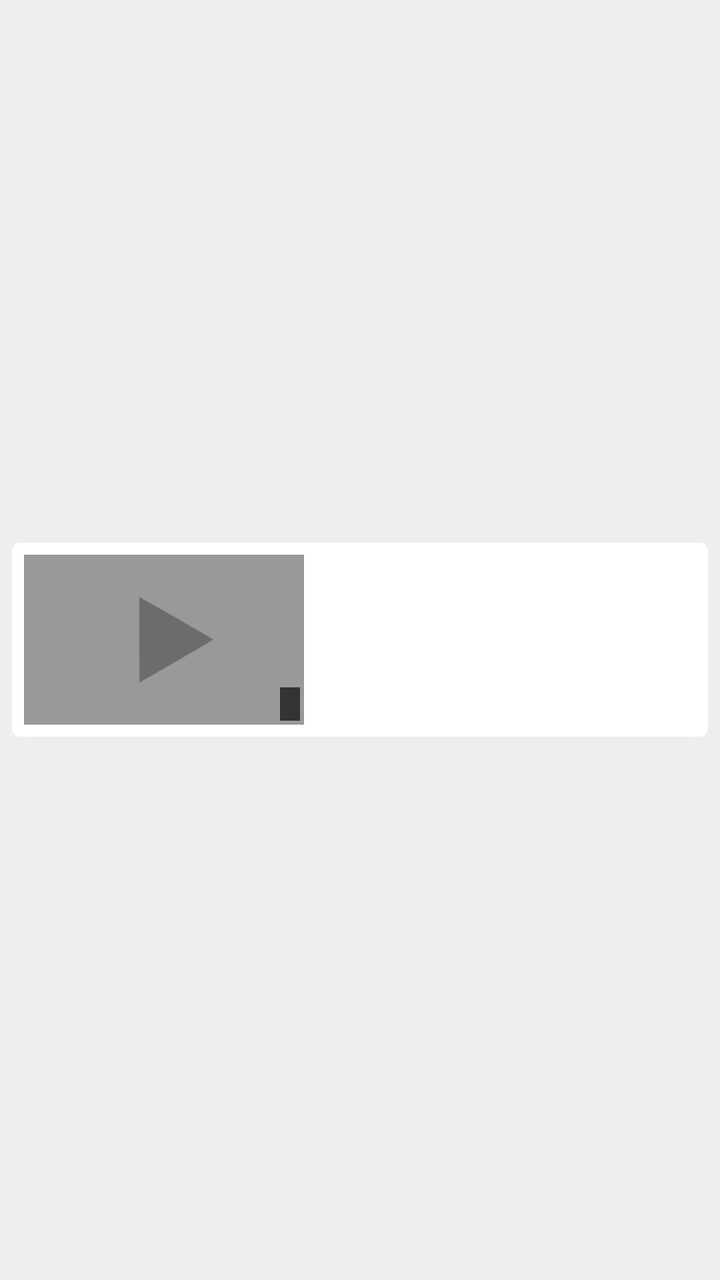
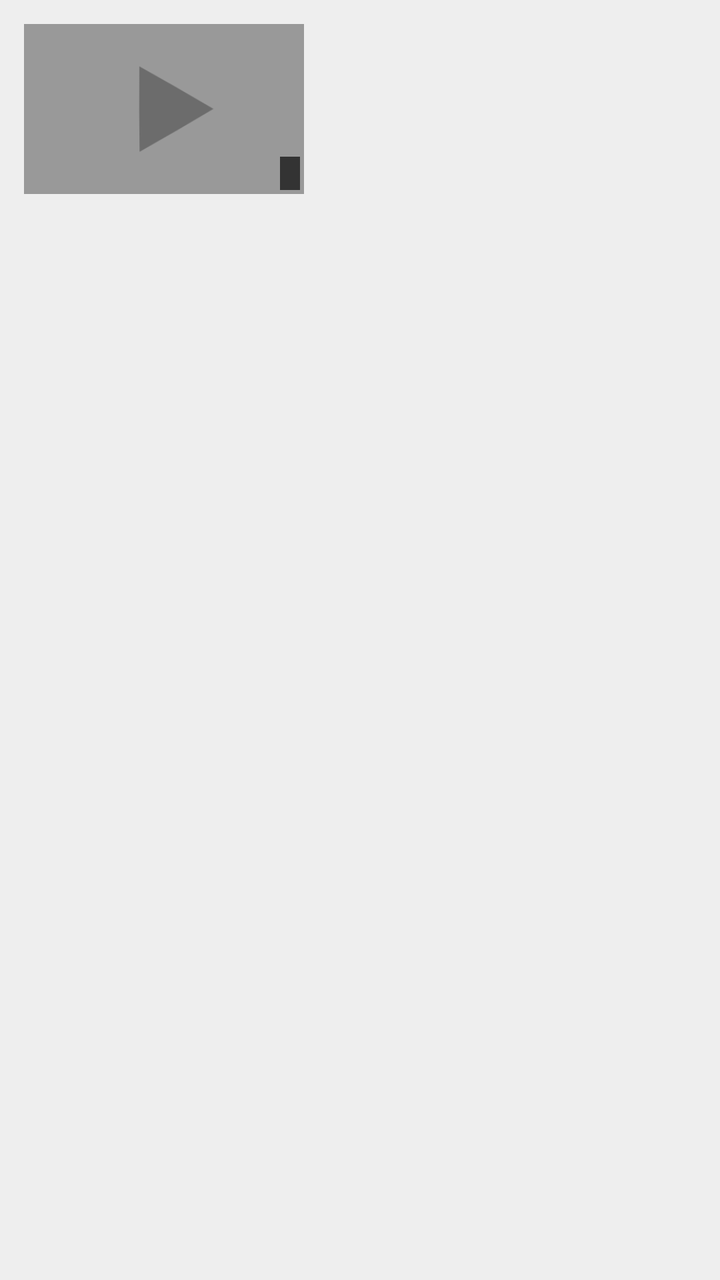

Compare the two renders of this Android layout. The source of the first and the diff that turns it into the second are given below.
<!-- AndroidManifest.xml: application theme AppTheme -->
<!-- res/layout/video_item.xml -->
<?xml version="1.0" encoding="utf-8"?>
<LinearLayout xmlns:android="http://schemas.android.com/apk/res/android"
    xmlns:tools="http://schemas.android.com/tools"
    xmlns:card_view="http://schemas.android.com/apk/res-auto"
    android:layout_width="match_parent"
    android:layout_height="wrap_content" >

    <android.support.v7.widget.CardView
        xmlns:card_view="http://schemas.android.com/apk/res-auto"
        android:id="@+id/card_view"
        android:layout_gravity="center"
        android:orientation="vertical"
        android:layout_width="match_parent"
        android:layout_height="wrap_content"
        card_view:cardCornerRadius="@dimen/video_item_search_card_radius"
        android:layout_marginTop="@dimen/video_item_search_card_vertical_margin"
        android:layout_marginBottom="@dimen/video_item_search_card_vertical_margin"
        android:layout_marginLeft="@dimen/video_item_search_card_horizontal_margin"
        android:layout_marginRight="@dimen/video_item_search_card_horizontal_margin" >

        <RelativeLayout
            xmlns:android="http://schemas.android.com/apk/res/android"
            android:orientation="vertical"
            android:layout_width="match_parent"
            android:layout_height="wrap_content"
            android:padding="@dimen/video_item_search_card_padding">

            <RelativeLayout android:id="@+id/itemThumbnailViewContainer"
                android:layout_marginRight="@dimen/video_item_search_image_right_margin"
                android:layout_width="wrap_content"
                android:layout_height="wrap_content"
                tools:ignore="RtlHardcoded">

                <ImageView android:id="@+id/itemThumbnailView"
                    android:contentDescription="@string/list_thumbnail_view_description"
                    android:layout_width="@dimen/video_item_search_thumbnail_image_width"
                    android:layout_height="@dimen/video_item_search_thumbnail_image_height"
                    android:scaleType="centerCrop"
                    android:layout_alignParentLeft="true"
                    android:layout_alignParentStart="true"
                    android:layout_alignParentTop="true"
                    android:src="@drawable/dummy_thumbnail"/>

                <TextView android:id="@+id/itemDurationView"
                    android:layout_width="wrap_content"
                    android:layout_height="wrap_content"
                    android:layout_alignBottom="@id/itemThumbnailView"
                    android:layout_alignRight="@id/itemThumbnailView"
                    android:layout_alignEnd="@id/itemThumbnailView"
                    android:layout_marginRight="@dimen/video_item_search_duration_margin"
                    android:layout_marginEnd="@dimen/video_item_search_duration_margin"
                    android:layout_marginBottom="@dimen/video_item_search_duration_margin"
                    android:paddingTop="@dimen/video_item_search_duration_vertical_padding"
                    android:paddingBottom="@dimen/video_item_search_duration_vertical_padding"
                    android:paddingRight="@dimen/video_item_search_duration_horizontal_padding"
                    android:paddingLeft="@dimen/video_item_search_duration_horizontal_padding"
                    android:textAppearance="?android:attr/textAppearanceSmall"
                    android:textSize="@dimen/video_item_search_duration_text_size"
                    android:background="@color/duration_dackground_color"
                    android:textColor="@color/duration_text_color"/>

            </RelativeLayout>

            <LinearLayout
                android:orientation="vertical"
                android:layout_width="fill_parent"
                android:layout_height="@dimen/video_item_search_thumbnail_image_height"
                android:layout_toRightOf="@id/itemThumbnailViewContainer"
                tools:ignore="RtlHardcoded">

                <TextView android:id="@+id/itemVideoTitleView"
                    android:layout_weight="1"
                    android:layout_width="fill_parent"
                    android:layout_height="0dp"
                    android:textAppearance="?android:attr/textAppearanceLarge"
                    android:textSize="@dimen/video_item_search_title_text_size"/>

                <TextView android:id="@+id/itemUploaderView"
                    android:layout_width="match_parent"
                    android:layout_height="wrap_content"
                    android:singleLine="true"
                    android:textAppearance="?android:attr/textAppearanceSmall"
                    android:textSize="@dimen/video_item_search_uploader_text_size"/>

                <TextView android:id="@+id/itemUploadDateView"
                    android:layout_width="match_parent"
                    android:layout_height="wrap_content"
                    android:singleLine="true"
                    android:textAppearance="?android:attr/textAppearanceSmall"
                    android:textSize="@dimen/video_item_search_upload_date_text_size"/>

            </LinearLayout>

        </RelativeLayout>
    </android.support.v7.widget.CardView>
</LinearLayout>
<!-- resources referenced by this layout -->
<resources>
  <color name="duration_dackground_color">#AA000000</color>
  <color name="duration_text_color">#EEFFFFFF</color>
  <dimen name="video_item_search_card_horizontal_margin">6dp</dimen>
  <dimen name="video_item_search_card_padding">6dp</dimen>
  <dimen name="video_item_search_card_radius">4dp</dimen>
  <dimen name="video_item_search_card_vertical_margin">3dp</dimen>
  <dimen name="video_item_search_duration_horizontal_padding">5sp</dimen>
  <dimen name="video_item_search_duration_margin">2sp</dimen>
  <dimen name="video_item_search_duration_text_size">11sp</dimen>
  <dimen name="video_item_search_duration_vertical_padding">1sp</dimen>
  <dimen name="video_item_search_image_right_margin">6dp</dimen>
  <dimen name="video_item_search_thumbnail_image_height">85dp</dimen>
  <dimen name="video_item_search_thumbnail_image_width">140dp</dimen>
  <dimen name="video_item_search_title_text_size">14sp</dimen>
  <dimen name="video_item_search_upload_date_text_size">12sp</dimen>
  <dimen name="video_item_search_uploader_text_size">12sp</dimen>
  <!-- drawable dummy_thumbnail: png bitmap (drawable-nodpi, 2654 bytes) -->
  <string name="list_thumbnail_view_description">Video preview thumbnail</string>
  <style name="AppTheme" parent="Theme.AppCompat.Light">
          <item name="android:actionBarStyle">@style/NewPipeActionbarTheme</item>
          <item name="actionBarStyle">@style/NewPipeActionbarTheme</item>
          <item name="colorPrimary">@color/light_youtube_primary_color</item>
          <item name="colorPrimaryDark">@color/light_youtube_dark_color</item>
          <item name="colorAccent">@color/light_youtube_accent_color</item>
          <item name="android:windowBackground">@color/light_background_color</item>
      </style>
  <style name="NewPipeActionbarTheme" parent="Widget.AppCompat.Light.ActionBar.Solid">
          <item name="android:displayOptions">showHome</item>
          <item name="displayOptions">showHome</item>
          <item name="android:background">@color/light_youtube_primary_color</item>
          <item name="background">@color/light_youtube_primary_color</item>
      </style>
  <color name="light_youtube_primary_color">#CD322E</color>
  <color name="light_youtube_dark_color">#BC211D</color>
  <color name="light_youtube_accent_color">#000000</color>
  <color name="light_background_color">#EEEEEE</color>
</resources>

<!-- the commit's change to res/layout/video_item.xml (unified diff, before → after) -->
@@ -1,29 +1,15 @@
 <?xml version="1.0" encoding="utf-8"?>
 <LinearLayout xmlns:android="http://schemas.android.com/apk/res/android"
     xmlns:tools="http://schemas.android.com/tools"
-    xmlns:card_view="http://schemas.android.com/apk/res-auto"
     android:layout_width="match_parent"
     android:layout_height="wrap_content" >
-
-    <android.support.v7.widget.CardView
-        xmlns:card_view="http://schemas.android.com/apk/res-auto"
-        android:id="@+id/card_view"
-        android:layout_gravity="center"
-        android:orientation="vertical"
-        android:layout_width="match_parent"
-        android:layout_height="wrap_content"
-        card_view:cardCornerRadius="@dimen/video_item_search_card_radius"
-        android:layout_marginTop="@dimen/video_item_search_card_vertical_margin"
-        android:layout_marginBottom="@dimen/video_item_search_card_vertical_margin"
-        android:layout_marginLeft="@dimen/video_item_search_card_horizontal_margin"
-        android:layout_marginRight="@dimen/video_item_search_card_horizontal_margin" >
 
         <RelativeLayout
             xmlns:android="http://schemas.android.com/apk/res/android"
             android:orientation="vertical"
             android:layout_width="match_parent"
             android:layout_height="wrap_content"
-            android:padding="@dimen/video_item_search_card_padding">
+            android:layout_margin="12dp">
 
             <RelativeLayout android:id="@+id/itemThumbnailViewContainer"
                 android:layout_marginRight="@dimen/video_item_search_image_right_margin"
@@ -81,16 +67,29 @@
                     android:singleLine="true"
                     android:textAppearance="?android:attr/textAppearanceSmall"
                     android:textSize="@dimen/video_item_search_uploader_text_size"/>
+                <LinearLayout
+                    android:orientation="horizontal"
+                    android:layout_width="match_parent"
+                    android:layout_height="wrap_content">
 
-                <TextView android:id="@+id/itemUploadDateView"
-                    android:layout_width="match_parent"
-                    android:layout_height="wrap_content"
-                    android:singleLine="true"
-                    android:textAppearance="?android:attr/textAppearanceSmall"
-                    android:textSize="@dimen/video_item_search_upload_date_text_size"/>
+                    <TextView android:id="@+id/itemUploadDateView"
+                        android:layout_width="wrap_content"
+                        android:layout_height="wrap_content"
+                        android:singleLine="true"
+                        android:textAppearance="?android:attr/textAppearanceSmall"
+                        android:textSize="@dimen/video_item_search_upload_date_text_size"/>
+
+                    <TextView android:id="@+id/itemViewCountView"
+                        android:layout_width="wrap_content"
+                        android:layout_height="wrap_content"
+                        android:singleLine="true"
+                        android:textAppearance="?android:attr/textAppearanceSmall"
+                        android:textSize="@dimen/video_item_search_upload_date_text_size"/>
+
+                </LinearLayout>
+
 
             </LinearLayout>
 
         </RelativeLayout>
-    </android.support.v7.widget.CardView>
 </LinearLayout>
<!-- resource entries referenced after the edit -->
@@ -2,10 +2,6 @@
 <resources>
   <color name="duration_dackground_color">#AA000000</color>
   <color name="duration_text_color">#EEFFFFFF</color>
-  <dimen name="video_item_search_card_horizontal_margin">6dp</dimen>
-  <dimen name="video_item_search_card_padding">6dp</dimen>
-  <dimen name="video_item_search_card_radius">4dp</dimen>
-  <dimen name="video_item_search_card_vertical_margin">3dp</dimen>
   <dimen name="video_item_search_duration_horizontal_padding">5sp</dimen>
   <dimen name="video_item_search_duration_margin">2sp</dimen>
   <dimen name="video_item_search_duration_text_size">11sp</dimen>
